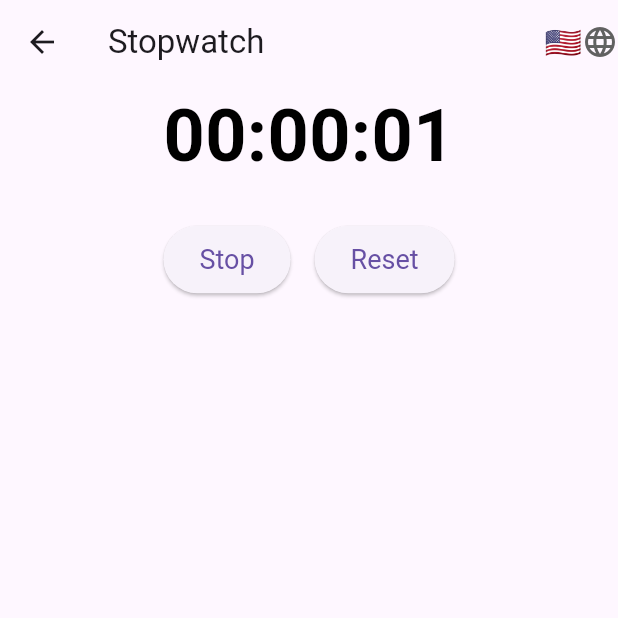
After one commit to tanyashybko/Valid_email, a Flutter app: the StopwatchWidget screen opened by its route, after a tap on "Start", on a phone screen of 412 x 824 dp, the top half of it. The commit adds this screen. Run offline on Flutter 3.47's test engine with Material 3 defaults, Android fonts, the phone set to English and light mode, and no system bars; our stand-ins replace email_validator; generated files the repository leaves out were written again.

Commit message:
Added stopwatch and timer

```diff
--- /dev/null
+++ b/valid_email/lib/features/timer/logic/stopwatch_logic.dart
@@ -0,0 +1,38 @@
+import 'dart:async';
+
+class StopwatchLogic {
+  Duration elapsed = Duration.zero;
+  late Timer _timer;
+  bool isRunning = false;
+
+  void start(Function(Duration) onTick) {
+    if (!isRunning) {
+      isRunning = true;
+      _timer = Timer.periodic(const Duration(seconds: 1), (timer) {
+        elapsed = elapsed + const Duration(seconds: 1);
+        onTick(elapsed);
+      });
+    }
+  }
+
+  void stop() {
+    if (isRunning) {
+      _timer.cancel();
+      isRunning = false;
+    }
+  }
+
+  void reset(Function(Duration) onTick) {
+    stop();
+    elapsed = Duration.zero;
+    onTick(elapsed);
+  }
+}
+
+String formatDuration(Duration duration) {
+  String twoDigits(int n) => n.toString().padLeft(2, "0");
+  String hours = twoDigits(duration.inHours);
+  String minutes = twoDigits(duration.inMinutes.remainder(60));
+  String seconds = twoDigits(duration.inSeconds.remainder(60));
+  return "$hours:$minutes:$seconds";
+}
--- /dev/null
+++ b/valid_email/lib/features/timer/style/stopwatch_style.dart
@@ -0,0 +1,16 @@
+import 'package:flutter/material.dart';
+
+TextStyle stopwatchTextStyle() {
+  return const TextStyle(
+    fontSize: 48.0,
+    fontWeight: FontWeight.bold,
+    color: Colors.black,
+  );
+}
+
+ButtonStyle stopwatchButtonStyle() {
+  return ElevatedButton.styleFrom(
+    padding: const EdgeInsets.symmetric(horizontal: 24.0, vertical: 12.0),
+    textStyle: const TextStyle(fontSize: 18.0),
+  );
+}
--- a/valid_email/lib/main.dart
+++ b/valid_email/lib/main.dart
@@ -3,9 +3,11 @@ import 'package:provider/provider.dart';
 import 'package:valid_email/l10n/l10n.dart';
 import 'package:valid_email/layout/large_small_layout.dart';
 import 'package:valid_email/localization/locale_provider.dart';
+import 'package:valid_email/widgets/countdown_timer_widget.dart';
 import 'package:valid_email/widgets/input_example_screen.dart';
 
 import 'layout/layout_screen.dart';
+import 'widgets/stopwatch_widget.dart';
 
 void main() {
   runApp(const MyApp());
@@ -29,6 +31,10 @@ class MyApp extends StatelessWidget {
               '/': (context) => const InputExampleScreen(),
               '/second': (context) => const LayoutScreen(),
               '/third': (context) => const LargeSmallLayout(),
+              '/fourth': (context) => const CountdownTimer(
+                    duration: Duration(hours: 1, minutes: 0, seconds: 0),
+                  ),
+              '/fifth': (context) => const StopwatchWidget(),
             },
           );
         },
--- /dev/null
+++ b/valid_email/lib/widgets/stopwatch_widget.dart
@@ -0,0 +1,80 @@
+import 'package:flutter/material.dart';
+import 'package:valid_email/l10n/l10n.dart';
+
+import '../features/timer/logic/stopwatch_logic.dart';
+import '../features/timer/style/stopwatch_style.dart';
+import '../localization/language_switcher.dart';
+
+class StopwatchWidget extends StatefulWidget {
+  const StopwatchWidget({super.key});
+
+  @override
+  State<StopwatchWidget> createState() => _StopwatchWidgetState();
+}
+
+class _StopwatchWidgetState extends State<StopwatchWidget> {
+  late StopwatchLogic _stopwatchLogic;
+  Duration _elapsedTime = Duration.zero;
+
+  @override
+  void initState() {
+    super.initState();
+    _stopwatchLogic = StopwatchLogic();
+  }
+
+  void _updateElapsedTime(Duration newTime) {
+    setState(() {
+      _elapsedTime = newTime;
+    });
+  }
+
+  @override
+  Widget build(BuildContext context) {
+    final l10n = context.l10n;
+    return Scaffold(
+      appBar: AppBar(
+        title: Text(l10n.stopwatchTitle),
+        actions: const [
+          LanguageSwitcher(),
+        ],
+      ),
+      body: IntrinsicHeight(
+        child: Column(
+          mainAxisAlignment: MainAxisAlignment.center,
+          children: [
+            Text(
+              formatDuration(_elapsedTime),
+              style: stopwatchTextStyle(),
+            ),
+            const SizedBox(height: 24.0),
+            Row(
+              mainAxisAlignment: MainAxisAlignment.center,
+              children: [
+                ElevatedButton(
+                  onPressed: () {
+                    if (_stopwatchLogic.isRunning) {
+                      _stopwatchLogic.stop();
+                    } else {
+                      _stopwatchLogic.start(_updateElapsedTime);
+                    }
+                    setState(() {});
+                  },
+                  style: stopwatchButtonStyle(),
+                  child: Text(_stopwatchLogic.isRunning ? l10n.stopButton : l10n.startButton),
+                ),
+                const SizedBox(width: 16.0),
+                ElevatedButton(
+                  onPressed: () {
+                    _stopwatchLogic.reset(_updateElapsedTime);
+                  },
+                  style: stopwatchButtonStyle(),
+                  child: Text(l10n.resetButton),
+                ),
+              ],
+            ),
+          ],
+        ),
+      ),
+    );
+  }
+}
```
Also changed, not shown: valid_email/lib/features/timer/logic/countdown_timer_logic.dart (added, +22 -0 lines), valid_email/lib/features/timer/style/countdown_timer_style.dart (added, +9 -0 lines), valid_email/lib/l10n/arb/app_en.arb (+17 -7 lines), valid_email/lib/l10n/arb/app_ru.arb (+11 -1 lines), valid_email/lib/widgets/countdown_timer_widget.dart (added, +57 -0 lines), valid_email/lib/widgets/input_example_screen.dart (+14 -0 lines).
